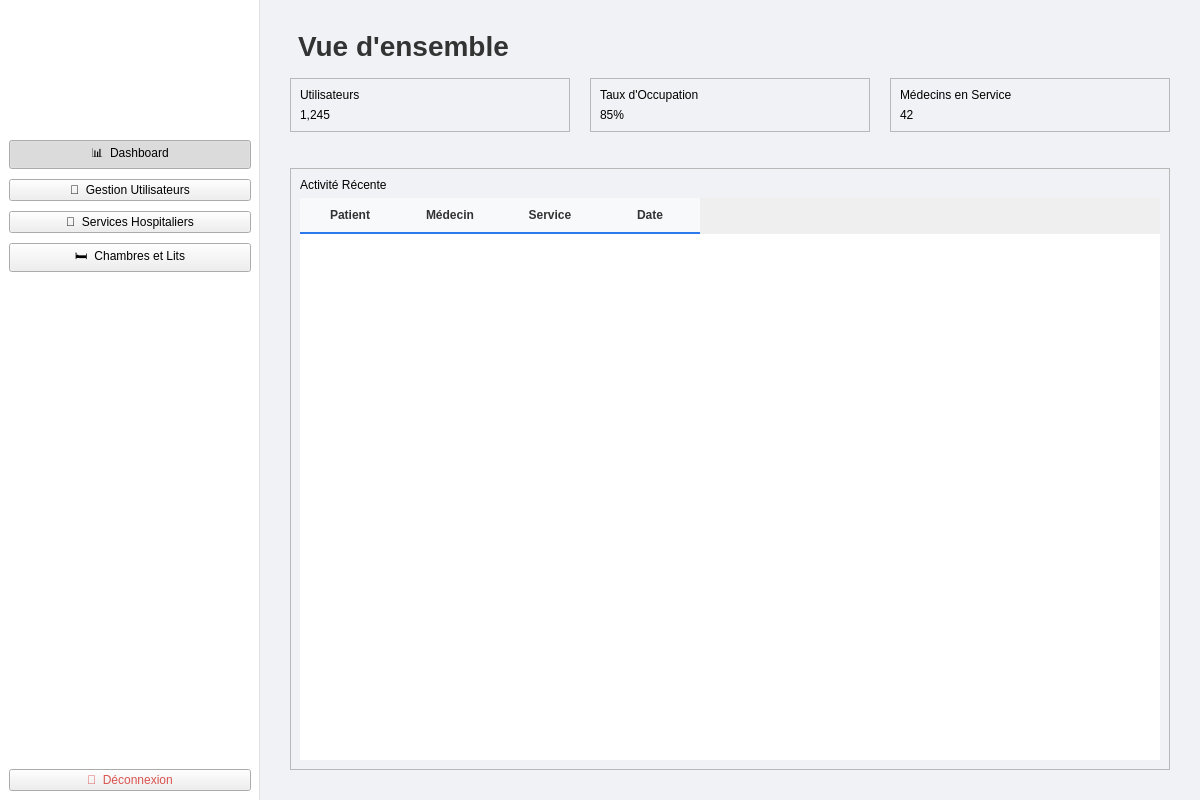
itsmeefatiha/hospital-management-cpp-gui, file admindashboard.ui: the form before one commit.
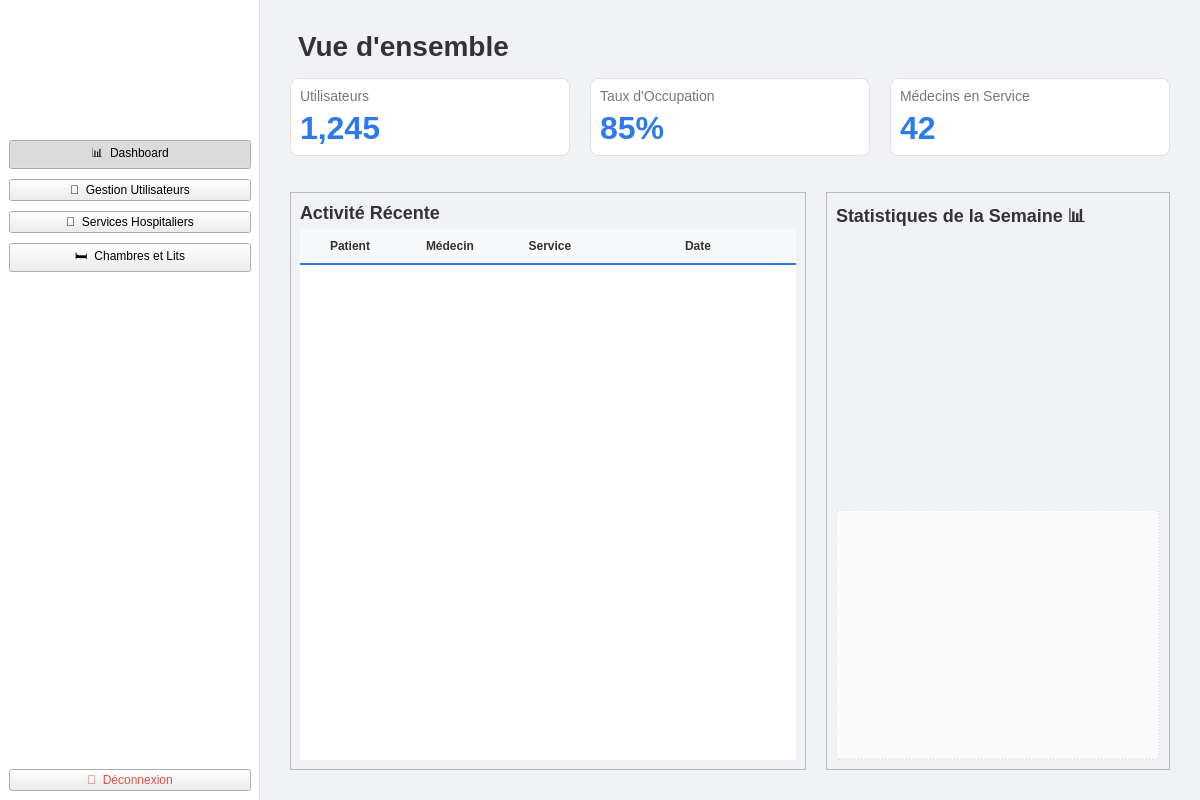
The form after the commit.

Commit message: adjusting styles

The edit to the form file:
```diff
--- a/admindashboard.ui
+++ b/admindashboard.ui
@@ -22,16 +22,27 @@
 QFrame#frame_sidebar { background-color: white; border-right: 1px solid #e0e0e0; }
 QLabel#label_app_name { color: #2d7aed; font-weight: bold; font-size: 20px; padding: 10px; }
 
-/* BOUTONS SIDEBAR */
-QPushButton.SidebarBtn { text-align: left; padding: 12px 20px; border: none; background-color: transparent; font-size: 15px; color: #555; border-radius: 5px; margin: 2px 10px; }
-QPushButton.SidebarBtn:hover { background-color: #f5f7fa; color: #2d7aed; }
-QPushButton.SidebarBtn:checked { background-color: #e6f0ff; color: #2d7aed; font-weight: bold; }
+/* BOUTONS SIDEBAR - CORRIGÉ */
+QPushButton[class=&quot;SidebarBtn&quot;] { 
+	text-align: left; 
+	padding: 12px 20px; 
+	border: none; 
+	background-color: transparent; 
+	font-size: 15px; 
+	color: #555; 
+	border-radius: 5px; 
+	margin: 2px 10px; 
+}
+QPushButton[class=&quot;SidebarBtn&quot;]:hover { background-color: #f5f7fa; color: #2d7aed; }
+QPushButton[class=&quot;SidebarBtn&quot;]:checked { background-color: #e6f0ff; color: #2d7aed; font-weight: bold; }
 
-/* --- CARTES --- */
-QFrame.Card { background-color: white; border-radius: 8px; border: 1px solid #e0e0e0; }
-QLabel.StatValue { font-size: 32px; font-weight: bold; color: #2d7aed; }
-QLabel.StatLabel { color: #777; font-size: 14px; }
-QLabel.SectionTitle { font-size: 18px; font-weight: bold; color: #333; }
+/* --- CARTES - CORRIGÉ --- */
+QFrame[class=&quot;Card&quot;] { background-color: white; border-radius: 8px; border: 1px solid #e0e0e0; }
+
+/* LABELS STATISTIQUES - CORRIGÉ (C'est ici que ça bloquait) */
+QLabel[class=&quot;StatValue&quot;] { font-size: 32px; font-weight: bold; color: #2d7aed; }
+QLabel[class=&quot;StatLabel&quot;] { color: #777; font-size: 14px; }
+QLabel[class=&quot;SectionTitle&quot;] { font-size: 18px; font-weight: bold; color: #333; }
 
 /* --- TABLEAU --- */
 QTableWidget { 
@@ -40,22 +51,28 @@
     gridline-color: #f0f0f0; 
     selection-background-color: #e6f0ff; 
     selection-color: #2d7aed; 
-    color: #333333; /* &lt;-- ICI : Force la couleur du texte en noir dans les cellules */
+    color: #333333;
 }
 
 QHeaderView::section { 
-    background-color: #f8f9fa; /* Fond gris clair pour l'en-tête */
+    background-color: #f8f9fa;
     padding: 8px; 
     border: none; 
-    border-bottom: 2px solid #2d7aed; /* Ligne bleue sous l'en-tête */
+    border-bottom: 2px solid #2d7aed;
     font-weight: bold; 
-    color: #333333; /* &lt;-- ICI : Force la couleur du texte en noir dans l'en-tête */
+    color: #333333;
 }
 
-/* Style des éléments de la table pour plus de clarté */
 QTableWidget::item {
     padding: 5px;
 }
+
+/* Style temporaire pour le placeholder du graphique */
+QWidget#chart_placeholder {
+    background-color: #fafafa;
+    border: 1px dashed #d0d0d0;
+    border-radius: 4px;
+}
 </string>
   </property>
   <widget class="QWidget" name="centralwidget">
@@ -269,6 +286,13 @@
           </property>
           <item>
            <widget class="QFrame" name="frame_stat_1">
+            <property name="styleSheet">
+             <string notr="true">QFrame#frame_stat_1 {
+    background-color: white;
+    border: 1px solid #e0e0e0;
+    border-radius: 8px;
+}</string>
+            </property>
             <property name="frameShape">
              <enum>QFrame::Shape::StyledPanel</enum>
             </property>
@@ -278,6 +302,9 @@
             <layout class="QVBoxLayout" name="verticalLayout_s1">
              <item>
               <widget class="QLabel" name="label_s1_t">
+               <property name="styleSheet">
+                <string notr="true">color: #777; font-size: 14px;</string>
+               </property>
                <property name="text">
                 <string>Utilisateurs</string>
                </property>
@@ -288,6 +315,9 @@
              </item>
              <item>
               <widget class="QLabel" name="label_s1_v">
+               <property name="styleSheet">
+                <string notr="true">font-size: 32px; font-weight: bold; color: #2d7aed;</string>
+               </property>
                <property name="text">
                 <string>1,245</string>
                </property>
@@ -301,6 +331,13 @@
           </item>
           <item>
            <widget class="QFrame" name="frame_stat_2">
+            <property name="styleSheet">
+             <string notr="true">QFrame#frame_stat_2 {
+    background-color: white;
+    border: 1px solid #e0e0e0;
+    border-radius: 8px;
+}</string>
+            </property>
             <property name="frameShape">
              <enum>QFrame::Shape::StyledPanel</enum>
             </property>
@@ -310,6 +347,9 @@
             <layout class="QVBoxLayout" name="verticalLayout_s2">
              <item>
               <widget class="QLabel" name="label_s2_t">
+               <property name="styleSheet">
+                <string notr="true">color: #777; font-size: 14px;</string>
+               </property>
                <property name="text">
                 <string>Taux d'Occupation</string>
                </property>
@@ -320,6 +360,9 @@
              </item>
              <item>
               <widget class="QLabel" name="label_s2_v">
+               <property name="styleSheet">
+                <string notr="true">font-size: 32px; font-weight: bold; color: #2d7aed;</string>
+               </property>
                <property name="text">
                 <string>85%</string>
                </property>
@@ -333,6 +376,13 @@
           </item>
           <item>
            <widget class="QFrame" name="frame_stat_3">
+            <property name="styleSheet">
+             <string notr="true">QFrame#frame_stat_3 {
+    background-color: white;
+    border: 1px solid #e0e0e0;
+    border-radius: 8px;
+}</string>
+            </property>
             <property name="frameShape">
              <enum>QFrame::Shape::StyledPanel</enum>
             </property>
@@ -342,6 +392,9 @@
             <layout class="QVBoxLayout" name="verticalLayout_s3">
              <item>
               <widget class="QLabel" name="label_s3_t">
+               <property name="styleSheet">
+                <string notr="true">color: #777; font-size: 14px;</string>
+               </property>
                <property name="text">
                 <string>Médecins en Service</string>
                </property>
@@ -352,6 +405,9 @@
              </item>
              <item>
               <widget class="QLabel" name="label_s3_v">
+               <property name="styleSheet">
+                <string notr="true">font-size: 32px; font-weight: bold; color: #2d7aed;</string>
+               </property>
                <property name="text">
                 <string>42</string>
                </property>
@@ -382,6 +438,11 @@
          </spacer>
         </item>
         <item>
+         <layout class="QHBoxLayout" name="horizontalLayout_bottom_section" stretch="3,2">
+          <property name="spacing">
+           <number>20</number>
+          </property>
+          <item>
          <widget class="QFrame" name="frame_table_container">
           <property name="frameShape">
            <enum>QFrame::Shape::StyledPanel</enum>
@@ -392,6 +453,9 @@
           <layout class="QVBoxLayout" name="verticalLayout_table">
            <item>
             <widget class="QLabel" name="label_table_title">
+               <property name="styleSheet">
+                <string notr="true">font-size: 18px; font-weight: bold; color: #333;</string>
+               </property>
              <property name="text">
               <string>Activité Récente</string>
              </property>
@@ -411,6 +475,9 @@
              <property name="selectionBehavior">
               <enum>QAbstractItemView::SelectionBehavior::SelectRows</enum>
              </property>
+               <attribute name="horizontalHeaderStretchLastSection">
+                <bool>true</bool>
+               </attribute>
              <column>
               <property name="text">
                <string>Patient</string>
@@ -435,6 +502,56 @@
            </item>
           </layout>
          </widget>
+          </item>
+          <item>
+           <widget class="QFrame" name="frame_chart_container">
+            <property name="frameShape">
+             <enum>QFrame::Shape::StyledPanel</enum>
+            </property>
+            <property name="class" stdset="0">
+             <string>Card</string>
+            </property>
+            <layout class="QVBoxLayout" name="verticalLayout_chart">
+             <item>
+              <widget class="QLabel" name="label_chart_title">
+               <property name="styleSheet">
+                <string notr="true">font-size: 18px; font-weight: bold; color: #333;</string>
+               </property>
+               <property name="text">
+                <string>Statistiques de la Semaine 📊</string>
+               </property>
+               <property name="class" stdset="0">
+                <string>SectionTitle</string>
+               </property>
+              </widget>
+             </item>
+             <item>
+              <spacer name="verticalSpacer">
+               <property name="orientation">
+                <enum>Qt::Orientation::Vertical</enum>
+               </property>
+               <property name="sizeHint" stdset="0">
+                <size>
+                 <width>20</width>
+                 <height>40</height>
+                </size>
+               </property>
+              </spacer>
+             </item>
+             <item>
+              <widget class="QWidget" name="chart_placeholder" native="true">
+               <property name="minimumSize">
+                <size>
+                 <width>300</width>
+                 <height>250</height>
+                </size>
+               </property>
+              </widget>
+             </item>
+            </layout>
+           </widget>
+          </item>
+         </layout>
         </item>
        </layout>
       </widget>
```
Lines whose indentation alone changed are shown as unchanged. The commit also changes 1 other file.
